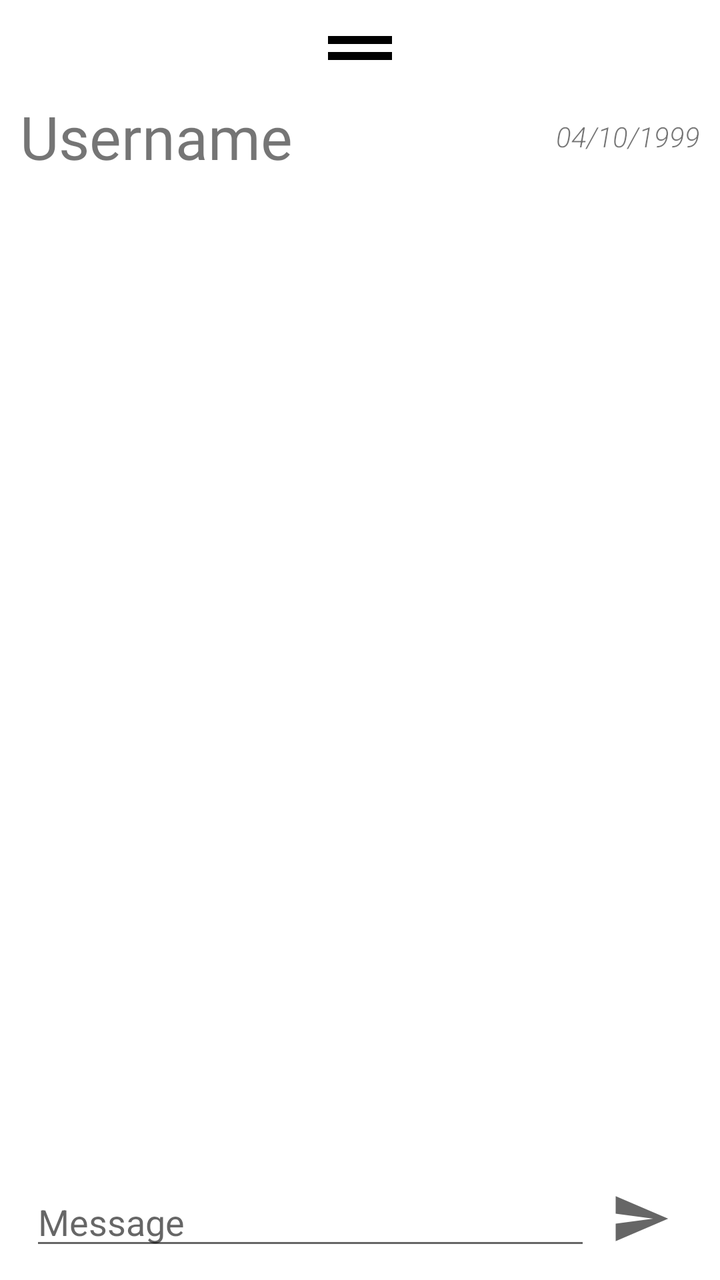
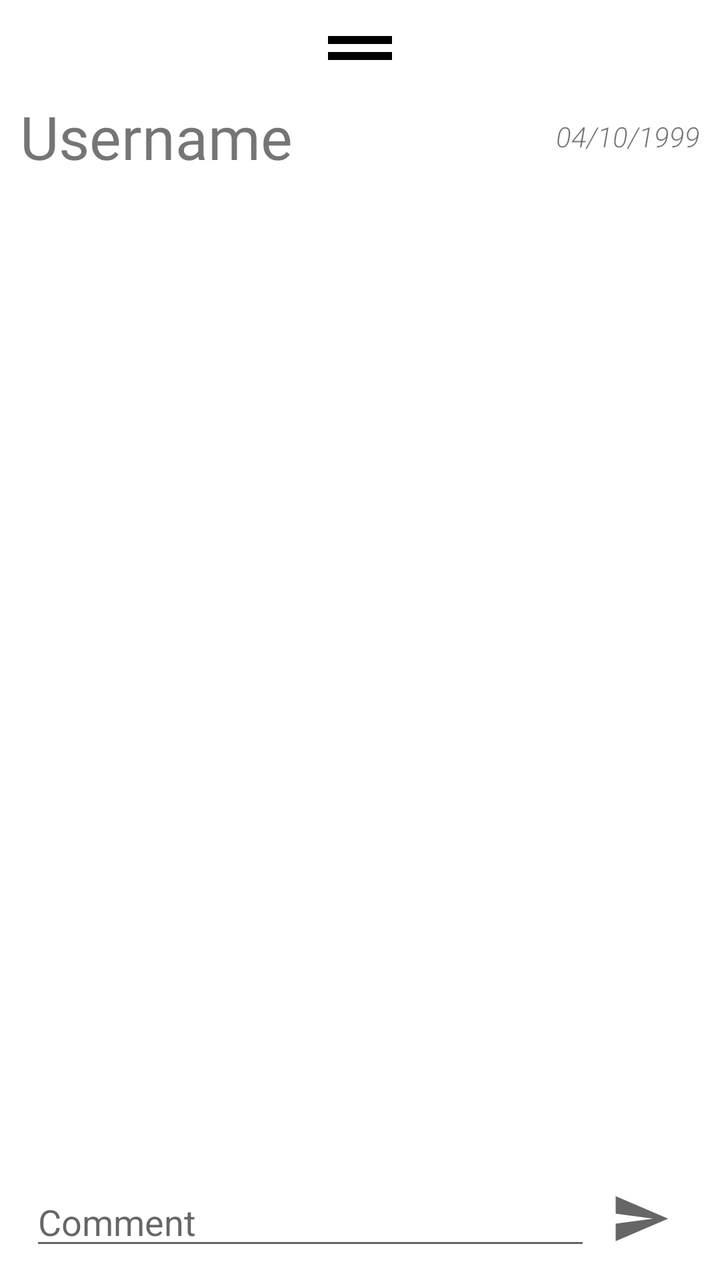

The first picture is an Android layout as it rendered before a commit; the second is the same layout after the commit. The layout source and the unified diff follow.
<!-- AndroidManifest.xml: fallback theme Theme.MaterialComponents.DayNight.NoActionBar -->
<!-- res/layout/post_popup.xml -->
<?xml version="1.0" encoding="utf-8"?>
<androidx.constraintlayout.widget.ConstraintLayout xmlns:android="http://schemas.android.com/apk/res/android"
    android:layout_width="match_parent"
    android:layout_height="match_parent"
    xmlns:app="http://schemas.android.com/apk/res-auto"
    xmlns:tools="http://schemas.android.com/tools">

    <ImageView
        android:layout_width="match_parent"
        android:layout_height="wrap_content"
        app:layout_constraintTop_toTopOf="parent"
        app:layout_constraintLeft_toLeftOf="parent"
        android:src="@drawable/ic_baseline_drag_handle_24"
        android:id="@+id/popup_drag_view"/>

    <TextView
        android:id="@+id/popup_username_text_view"
        android:layout_width="wrap_content"
        android:layout_height="wrap_content"
        android:textSize="30sp"
        android:text="Username"
        android:layout_marginStart="10dp"
        android:layout_gravity="center|left"
        android:fontFamily="@font/playfair_display_bold"
        tools:ignore="RtlHardcoded"
        app:layout_constraintTop_toBottomOf="@+id/popup_drag_view"
        app:layout_constraintLeft_toLeftOf="parent"/>

    <TextView
        android:id="@+id/popup_post_data_text_view"
        android:layout_width="wrap_content"
        android:layout_height="wrap_content"
        android:layout_marginEnd="10dp"
        android:text="04/10/1999"
        android:fontFamily="sans-serif-light"
        android:textStyle="italic"
        app:layout_constraintTop_toBottomOf="@+id/popup_drag_view"
        app:layout_constraintRight_toRightOf="parent"
        app:layout_constraintBottom_toTopOf="@id/divier1"/>

    <View
        android:id="@+id/divier1"
        android:layout_width="match_parent"
        android:layout_height="4dp"
        android:background="@color/divider_background_color"
        app:layout_constraintTop_toBottomOf="@id/popup_username_text_view"/>

    <ImageView
        android:layout_width="0dp"
        android:layout_height="0dp"
        android:layout_marginTop="5dp"
        android:layout_marginStart="15dp"
        android:layout_marginEnd="15dp"
        app:layout_constraintDimensionRatio="H,16:9"
        app:layout_constraintEnd_toEndOf="parent"
        app:layout_constraintStart_toStartOf="parent"
        app:layout_constraintTop_toBottomOf="@+id/divier1"
        android:src="@mipmap/icon_launcher_persep"
        android:id="@+id/popup_user_post_image"/>

    <ListView
        android:id="@+id/popup_post_comments_list"
        android:layout_width="match_parent"
        android:layout_height="0dp"
        android:layout_marginStart="15dp"
        android:layout_marginEnd="15dp"
        app:layout_constraintTop_toBottomOf="@id/popup_user_post_image"
        app:layout_constraintBottom_toTopOf="@id/popup_message_send_layout">
    </ListView>

    <LinearLayout
        android:layout_width="match_parent"
        android:layout_height="wrap_content"
        android:layout_marginStart="15dp"
        android:layout_marginEnd="15dp"
        android:layout_marginBottom="10dp"
        android:orientation="horizontal"
        app:layout_constraintBottom_toBottomOf="parent"
        android:id="@+id/popup_message_send_layout">

        <EditText
            android:id="@+id/popup_send_message_edit_text"
            android:layout_width="0dp"
            android:layout_weight="0.85"
            android:layout_height="wrap_content"
            android:hint="@string/popup_message_edit_text_hint_string"
            android:inputType="textShortMessage"/>

        <ImageButton
            android:id="@+id/popup_send_message_button"
            android:layout_width="0dp"
            android:layout_weight="0.15"
            android:layout_height="match_parent"
            android:src="@drawable/ic_baseline_send_24"
            android:background="?attr/selectableItemBackgroundBorderless"/>
    </LinearLayout>

</androidx.constraintlayout.widget.ConstraintLayout>
<!-- resources referenced by this layout -->
<resources>
  <!-- drawable ic_baseline_drag_handle_24 (drawable) -->
  <vector android:height="48dp" android:tint="@color/black"
      android:viewportHeight="24" android:viewportWidth="24"
      android:width="48dp" xmlns:android="http://schemas.android.com/apk/res/android">
      <path android:fillColor="@color/black" android:pathData="M20,9H4v2h16V9zM4,15h16v-2H4V15z"/>
  </vector>
  <!-- drawable ic_baseline_send_24 (drawable) -->
  <vector xmlns:android="http://schemas.android.com/apk/res/android"
      android:width="30dp"
      android:height="30dp"
      android:viewportWidth="24"
      android:viewportHeight="24"
      android:tint="?attr/colorControlNormal"
      android:autoMirrored="true">
    <path
        android:fillColor="@android:color/white"
        android:pathData="M2.01,21L23,12 2.01,3 2,10l15,2 -15,2z"/>
  </vector>
  <!-- mipmap icon_launcher_persep (mipmap-anydpi-v26) -->
  <?xml version="1.0" encoding="utf-8"?>
  <adaptive-icon xmlns:android="http://schemas.android.com/apk/res/android">
    <background android:drawable="@mipmap/icon_launcher_persep_adaptive_back"/>
    <foreground android:drawable="@mipmap/icon_launcher_persep_adaptive_fore"/>
  </adaptive-icon>
  <string name="popup_message_edit_text_hint_string">Message</string>
  <color name="black">#FF000000</color>
</resources>

<!-- the commit's change to res/layout/post_popup.xml (unified diff, before → after) -->
@@ -79,7 +79,7 @@
         android:id="@+id/popup_message_send_layout">
 
         <EditText
-            android:id="@+id/popup_send_message_edit_text"
+            android:id="@+id/popup_send_comment_edit_text"
             android:layout_width="0dp"
             android:layout_weight="0.85"
             android:layout_height="wrap_content"
@@ -87,7 +87,7 @@
             android:inputType="textShortMessage"/>
 
         <ImageButton
-            android:id="@+id/popup_send_message_button"
+            android:id="@+id/popup_send_comment_button"
             android:layout_width="0dp"
             android:layout_weight="0.15"
             android:layout_height="match_parent"
<!-- resource entries referenced after the edit -->
@@ -24,7 +24,7 @@
     <background android:drawable="@mipmap/icon_launcher_persep_adaptive_back"/>
     <foreground android:drawable="@mipmap/icon_launcher_persep_adaptive_fore"/>
   </adaptive-icon>
-  <string name="popup_message_edit_text_hint_string">Message</string>
+  <string name="popup_message_edit_text_hint_string">Comment</string>
   <color name="black">#FF000000</color>
 </resources>
 
